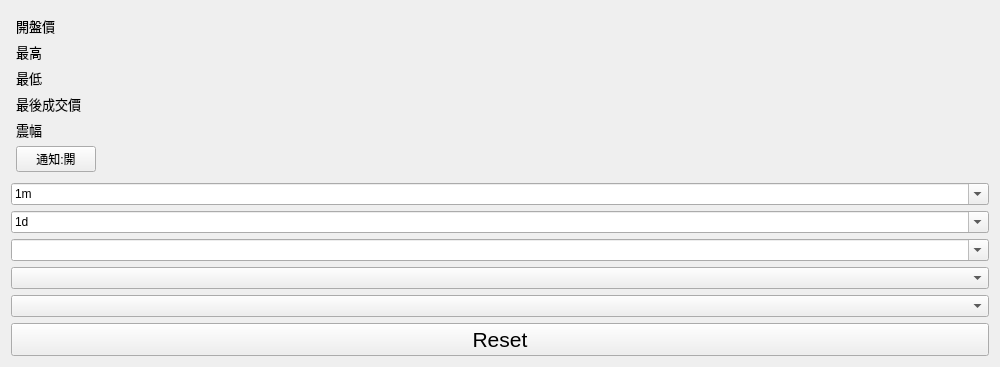
This is futuresWindowUi.ui in Shawn-lung/firstjob as Qt 5 draws it before an edit. The edited form follows.
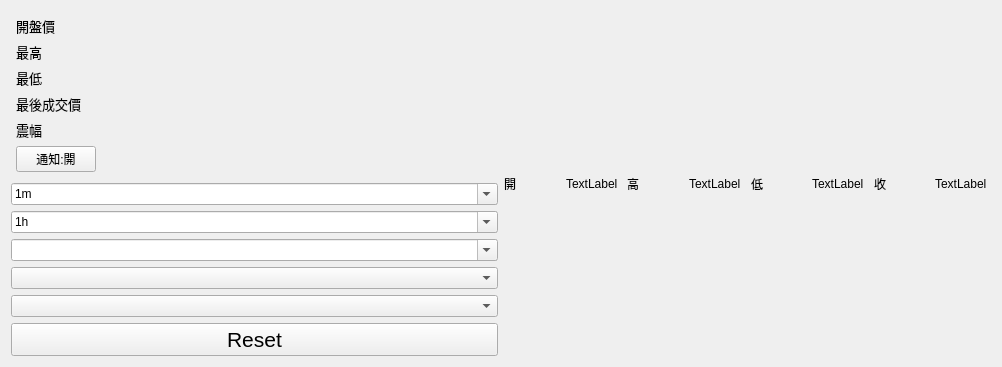
This is the edited form.

What changed in the file:
```diff
--- a/futuresWindowUi.ui
+++ b/futuresWindowUi.ui
@@ -9,8 +9,8 @@
    <rect>
     <x>0</x>
     <y>0</y>
-    <width>1000</width>
-    <height>352</height>
+    <width>1002</width>
+    <height>359</height>
    </rect>
   </property>
   <property name="windowTitle">
@@ -251,7 +251,7 @@
         <bool>true</bool>
        </property>
        <property name="currentText">
-        <string>1d</string>
+        <string>1h</string>
        </property>
       </widget>
      </item>
@@ -298,7 +298,68 @@
     </layout>
    </item>
    <item>
-    <layout class="QVBoxLayout" name="plotLayout"/>
+    <layout class="QVBoxLayout" name="plotLayout">
+     <item>
+      <layout class="QHBoxLayout" name="horizontalLayout_2">
+       <item>
+        <widget class="QLabel" name="label_4">
+         <property name="text">
+          <string>開</string>
+         </property>
+        </widget>
+       </item>
+       <item>
+        <widget class="QLabel" name="oLabel">
+         <property name="text">
+          <string>TextLabel</string>
+         </property>
+        </widget>
+       </item>
+       <item>
+        <widget class="QLabel" name="label_5">
+         <property name="text">
+          <string>高</string>
+         </property>
+        </widget>
+       </item>
+       <item>
+        <widget class="QLabel" name="hLabel">
+         <property name="text">
+          <string>TextLabel</string>
+         </property>
+        </widget>
+       </item>
+       <item>
+        <widget class="QLabel" name="label_9">
+         <property name="text">
+          <string>低</string>
+         </property>
+        </widget>
+       </item>
+       <item>
+        <widget class="QLabel" name="lLabel">
+         <property name="text">
+          <string>TextLabel</string>
+         </property>
+        </widget>
+       </item>
+       <item>
+        <widget class="QLabel" name="label_12">
+         <property name="text">
+          <string>收</string>
+         </property>
+        </widget>
+       </item>
+       <item>
+        <widget class="QLabel" name="cLabel">
+         <property name="text">
+          <string>TextLabel</string>
+         </property>
+        </widget>
+       </item>
+      </layout>
+     </item>
+    </layout>
    </item>
   </layout>
  </widget>
```
